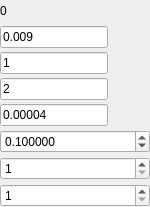
Before: the Qt Designer form Code/Applications/TomoGui/UI_Files/TomoInputWidget.ui in OpenMBIR/OpenMBIR-TEM, drawn with Qt 5.
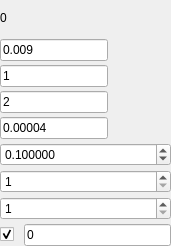
After: the same form once the commit is applied.

Commit message: Adding feature to set a default offset value which will be applied to each of the tilt angles.

Diff of the .ui file:
```diff
--- a/Code/Applications/TomoGui/UI_Files/TomoInputWidget.ui
+++ b/Code/Applications/TomoGui/UI_Files/TomoInputWidget.ui
@@ -6,8 +6,8 @@
    <rect>
     <x>0</x>
     <y>0</y>
-    <width>150</width>
-    <height>207</height>
+    <width>171</width>
+    <height>246</height>
    </rect>
   </property>
   <property name="windowTitle">
@@ -124,6 +124,33 @@
      </property>
     </widget>
    </item>
+   <item>
+    <layout class="QHBoxLayout" name="horizontalLayout">
+     <property name="spacing">
+      <number>10</number>
+     </property>
+     <property name="topMargin">
+      <number>0</number>
+     </property>
+     <item>
+      <widget class="QCheckBox" name="useDefaultOffset">
+       <property name="text">
+        <string/>
+       </property>
+       <property name="checked">
+        <bool>true</bool>
+       </property>
+      </widget>
+     </item>
+     <item>
+      <widget class="QLineEdit" name="defaultOffset">
+       <property name="text">
+        <string>0</string>
+       </property>
+      </widget>
+     </item>
+    </layout>
+   </item>
   </layout>
  </widget>
  <resources/>
```
The commit also changes 7 other files.
